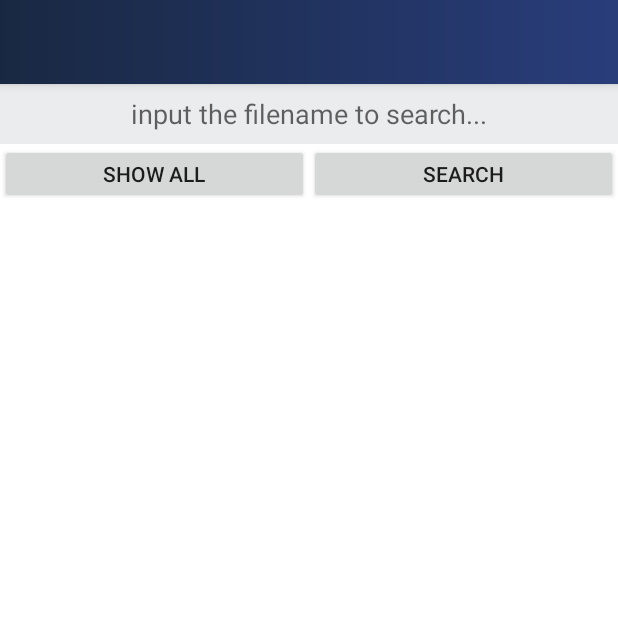
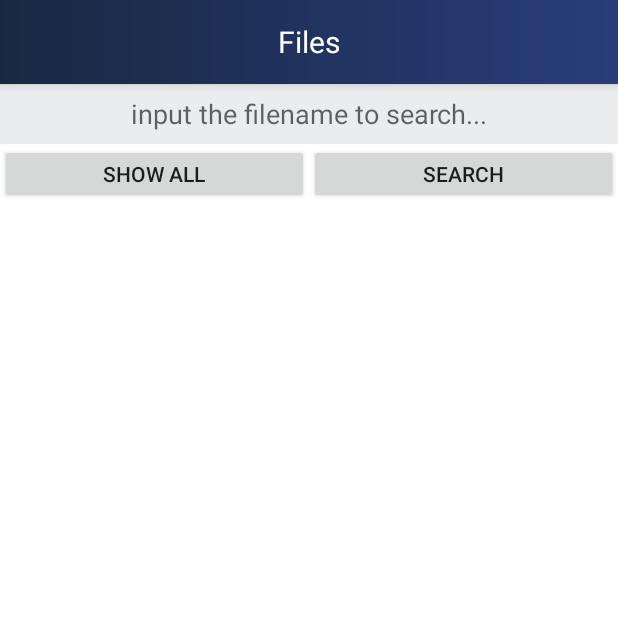
Before and after one commit to AshenAshes/Android_TodoList_App, an Android app: the FilesActivity screen opened directly, with no data from a screen before it, after a tap on "SEARCH", on a phone screen of 412 x 824 dp, the top half of it. Run offline under Robolectric (Android 15) with nearby library versions, the phone set to English and light mode, and no system bars.

Commit message:
develop and add TODO

```diff
--- a/TodoList/app/src/main/java/com/byted/camp/todolist/AgendaActivity.java
+++ b/TodoList/app/src/main/java/com/byted/camp/todolist/AgendaActivity.java
@@ -74,7 +74,7 @@ public class AgendaActivity extends AppCompatActivity {
         super.onCreate(savedInstanceState);
         Toast.makeText(AgendaActivity.this,
                 "create", Toast.LENGTH_SHORT).show();
-//TODO(Kong):所有的item显示在file下面加一个deadline
+        //TODO(Kong):所有的item显示在file下面加一个deadline
         setContentView(R.layout.activity_agenda);
         toolbar = findViewById(R.id.toolbar);
         toolbar.setTitle("");
--- a/TodoList/app/src/main/java/com/byted/camp/todolist/FilesActivity.java
+++ b/TodoList/app/src/main/java/com/byted/camp/todolist/FilesActivity.java
@@ -6,6 +6,7 @@ import android.database.sqlite.SQLiteDatabase;
 import android.graphics.Color;
 import android.os.Build;
 import android.os.Bundle;
+import android.util.Log;
 import android.view.Menu;
 import android.view.View;
 import android.widget.Button;
@@ -49,7 +50,7 @@ public class FilesActivity extends AppCompatActivity {
     private Button button_showAll, button_search;
     private RecyclerView recyclerView;
 
-    private String searchString;
+    private String searchString = "a";
 
     private NoteListAdapter notesAdapter;
     private TodoDbHelper dbHelper;
@@ -62,6 +63,8 @@ public class FilesActivity extends AppCompatActivity {
         toolbar = findViewById(R.id.toolbar);
         toolbar.setTitle("");
         setSupportActionBar(toolbar);
+        dbHelper = new TodoDbHelper(this);
+        database = dbHelper.getWritableDatabase();
 
         if (Build.VERSION.SDK_INT >= 21) {
             View decorView = getWindow().getDecorView();
@@ -96,6 +99,7 @@ public class FilesActivity extends AppCompatActivity {
             @Override
             public void onClick(View view) {
                 searchString = searchText.getText().toString();
+                Log.d("searchString",searchString);
                 notesAdapter.refresh(loadNotesFromDatabase());
             }
         });
@@ -126,8 +130,10 @@ public class FilesActivity extends AppCompatActivity {
         });
     }
 
+    //TODO: 如果searchString == "", 则列出全部项
     private List<Note> loadNotesFromDatabase() {
         if (database == null) {
+            Log.d("null","null");
             return Collections.emptyList();
         }
         List<Note> result = new LinkedList<>();
@@ -160,6 +166,7 @@ public class FilesActivity extends AppCompatActivity {
                 cursor.close();
             }
         }
+        Log.d("resultSize",result.size()+"");
         return result;
     }
 
--- a/TodoList/app/src/main/java/com/byted/camp/todolist/NoteOperator.java
+++ b/TodoList/app/src/main/java/com/byted/camp/todolist/NoteOperator.java
@@ -3,7 +3,6 @@ package com.byted.camp.todolist;
 import com.byted.camp.todolist.beans.Note;
 
 public interface NoteOperator {
-
     void deleteNote(Note note);
     void updateNote(Note note);
 }
--- a/TodoList/app/src/main/res/layout/activity_files.xml
+++ b/TodoList/app/src/main/res/layout/activity_files.xml
@@ -17,13 +17,22 @@
             android:layout_width="match_parent"
             android:layout_height="wrap_content"
             android:theme="@style/AppTheme.AppBarOverlay">
-
             <androidx.appcompat.widget.Toolbar
                 android:id="@+id/toolbar"
                 android:layout_width="match_parent"
                 android:layout_height="?attr/actionBarSize"
                 android:background="@drawable/bar_background"
-                app:popupTheme="@style/AppTheme.PopupOverlay" />
+                app:popupTheme="@style/AppTheme.PopupOverlay">
+                <TextView
+                    android:id="@+id/todo_title"
+                    android:text="Files"
+                    android:textColor="#ffffff"
+                    android:textSize="20dp"
+                    android:singleLine="true"
+                    android:layout_width="wrap_content"
+                    android:layout_height="wrap_content"
+                    android:layout_gravity="center"/>
+            </androidx.appcompat.widget.Toolbar>
         </com.google.android.material.appbar.AppBarLayout>
 
         <RelativeLayout
```
Also changed, not shown: TodoList/app/src/main/java/com/byted/camp/todolist/CalendarFragment.java (+2 -34 lines), TodoList/app/src/main/java/com/byted/camp/todolist/ItemActivity.java (+42 -11 lines), TodoList/app/src/main/java/com/byted/camp/todolist/PickerView/CustomFatherItemPicker.java (+30 -9 lines), TodoList/app/src/main/java/com/byted/camp/todolist/ui/NoteViewHolder.java (+10 -36 lines), TodoList/app/src/main/res/layout/activity_file_org.xml (added, +11 -0 lines), TodoList/app/src/main/res/layout/item_done.xml (+10 -1 lines), TodoList/app/src/main/res/layout/item_none.xml (+11 -1 lines), TodoList/app/src/main/res/layout/item_todo.xml (+9 -1 lines).
